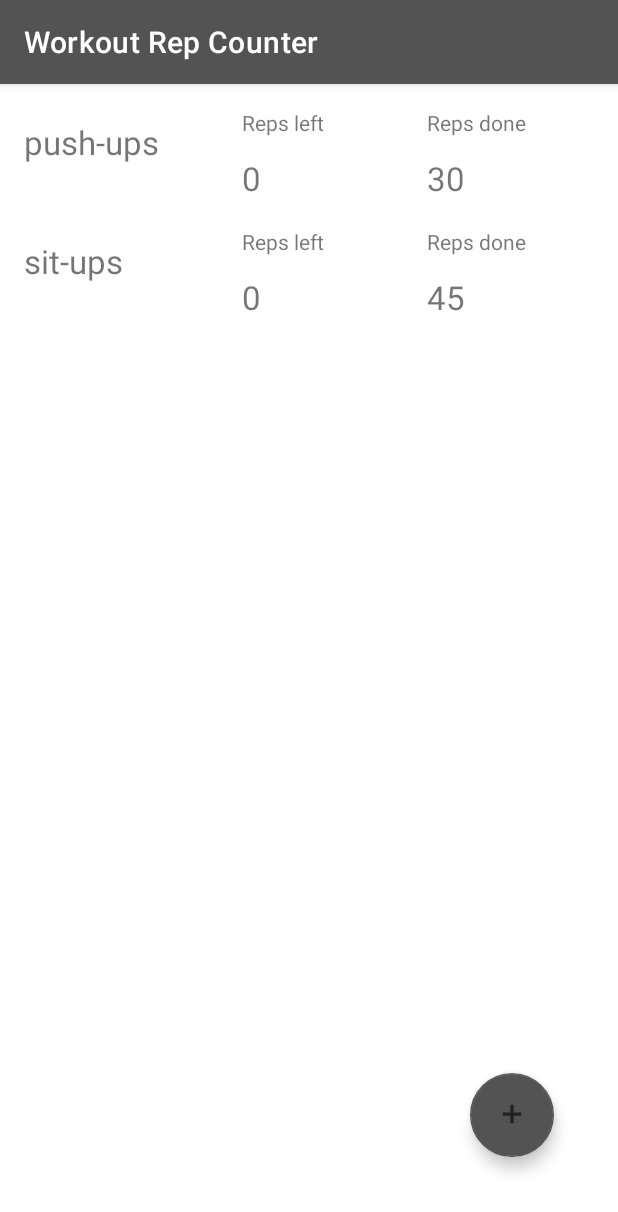
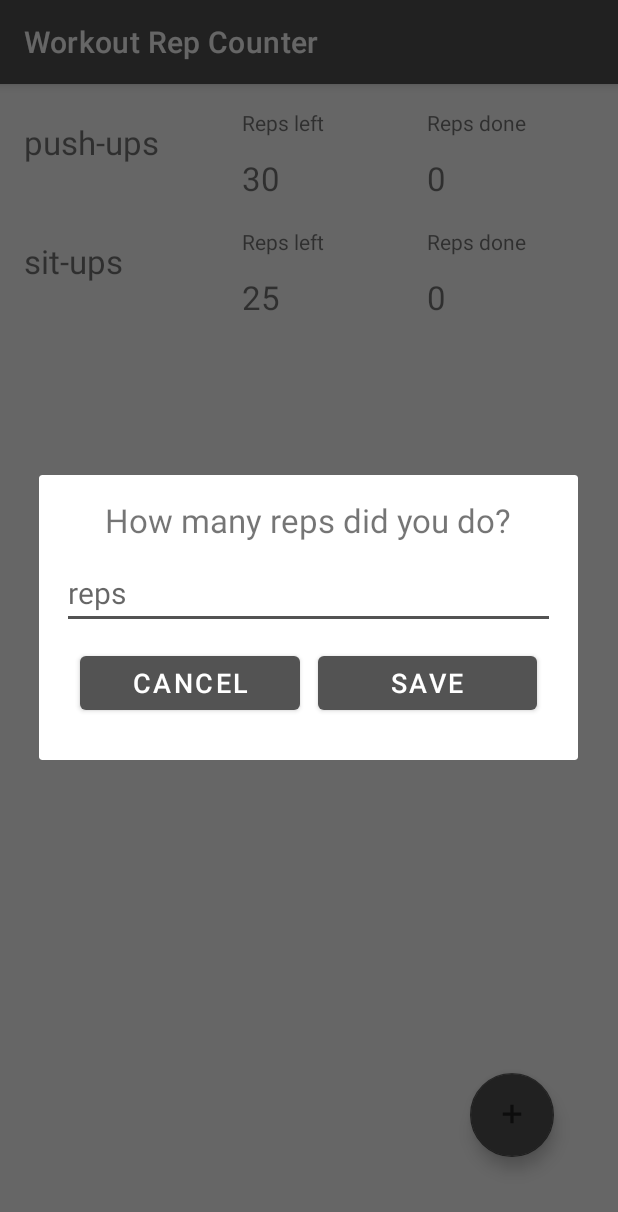
Before and after one commit to mariaanko/Workout-Rep-Counter, an Android app: the screen it shows after launch (MainActivity), after a tap on "push-ups", on a phone screen of 412 x 824 dp. Shown: the top 1212 px of the screen. Run offline under Robolectric (Android 15) with nearby library versions, the phone set to English and light mode, and no system bars.

Commit message:
counting logic added

```diff
--- a/app/src/main/java/com/wordpress/mariaanko/workoutrepcounter/DialogUtils.kt
+++ b/app/src/main/java/com/wordpress/mariaanko/workoutrepcounter/DialogUtils.kt
@@ -34,5 +34,34 @@ class DialogUtils{
 
             alertDialog.show()
         }
+
+        fun showRepsDialog(index: Int , itemsList : ArrayList<WorkoutItems>, repsCountAdapter: RepsCountAdapter,
+                          layoutInflater: LayoutInflater, context: Context){
+            val addDialog = AlertDialog.Builder(context)
+            val addDialogView = layoutInflater.inflate(R.layout.reps_dialog, null)
+
+            val workoutDoneRepsInput : EditText = addDialogView.findViewById(R.id.workout_done_reps_input)
+            val cancelButton : Button = addDialogView.findViewById(R.id.btn_cancel)
+            val okayButton: Button = addDialogView.findViewById(R.id.btn_okay)
+
+            addDialog.setView(addDialogView)
+            val alertDialog: AlertDialog = addDialog.create()
+            alertDialog.setCanceledOnTouchOutside(false)
+
+            cancelButton.setOnClickListener { alertDialog.dismiss() }
+
+            okayButton.setOnClickListener {
+                val repsDone = itemsList[index].repsDone
+                val repsLeft = itemsList[index].repsLeft
+                val repsDoneNow = Integer.parseInt(workoutDoneRepsInput.text.toString())
+
+                itemsList[index].repsDone = repsDone + repsDoneNow
+                itemsList[index].repsLeft = repsLeft - repsDoneNow
+                repsCountAdapter.notifyDataSetChanged()
+                alertDialog.dismiss()
+            }
+
+            alertDialog.show()
+        }
     }
 }
--- a/app/src/main/java/com/wordpress/mariaanko/workoutrepcounter/MainActivity.kt
+++ b/app/src/main/java/com/wordpress/mariaanko/workoutrepcounter/MainActivity.kt
@@ -1,11 +1,7 @@
 package com.wordpress.mariaanko.workoutrepcounter
 
-import android.content.Intent
 import androidx.appcompat.app.AppCompatActivity
 import android.os.Bundle
-import android.widget.Button
-import android.widget.EditText
-import androidx.appcompat.app.AlertDialog
 import androidx.recyclerview.widget.LinearLayoutManager
 import androidx.recyclerview.widget.RecyclerView
 import com.google.android.material.floatingactionbutton.FloatingActionButton
@@ -24,7 +20,7 @@ class MainActivity : AppCompatActivity() {
         val recyclerView: RecyclerView = findViewById(R.id.recyclerView)
         val fab: FloatingActionButton = findViewById(R.id.fab)
 
-        repsCountAdapter = RepsCountAdapter(itemsList)
+        repsCountAdapter = RepsCountAdapter(itemsList, layoutInflater, this )
 
         val layoutManager = LinearLayoutManager(applicationContext)
         recyclerView.layoutManager = layoutManager
@@ -40,8 +36,8 @@ class MainActivity : AppCompatActivity() {
 
     private fun addItem() {
 
-        itemsList.add(WorkoutItems("push-ups", 30, 0))
-        itemsList.add(WorkoutItems("sit-ups", 45, 0))
+        itemsList.add(WorkoutItems("push-ups", 0, 30))
+        itemsList.add(WorkoutItems("sit-ups", 0, 25))
         repsCountAdapter.notifyDataSetChanged()
     }
 
--- a/app/src/main/java/com/wordpress/mariaanko/workoutrepcounter/adapter/RepsCountAdapter.kt
+++ b/app/src/main/java/com/wordpress/mariaanko/workoutrepcounter/adapter/RepsCountAdapter.kt
@@ -1,26 +1,32 @@
 package com.wordpress.mariaanko.workoutrepcounter.adapter
 
+import android.content.Context
 import android.view.LayoutInflater
 import android.view.View
 import android.view.ViewGroup
 import android.widget.TextView
 import androidx.annotation.NonNull
 import androidx.recyclerview.widget.RecyclerView
+import com.wordpress.mariaanko.workoutrepcounter.DialogUtils
 import com.wordpress.mariaanko.workoutrepcounter.R
 
-class RepsCountAdapter (private var itemsList: ArrayList<WorkoutItems>) :
+class RepsCountAdapter(
+    private var itemsList: ArrayList<WorkoutItems>,
+    val inflater: LayoutInflater,
+    val context: Context
+) :
     RecyclerView.Adapter<RepsCountAdapter.RepsViewHolder>() {
 
-    inner class RepsViewHolder(view: View): RecyclerView.ViewHolder(view){
+    inner class RepsViewHolder(view: View) : RecyclerView.ViewHolder(view) {
         var workoutNameTextView: TextView = view.findViewById(R.id.workout_name)
         var repsLeftTextView: TextView = view.findViewById(R.id.reps_left)
-        var totalRepsTextView: TextView = view.findViewById(R.id.reps_total)
+        var repsDoneTextView: TextView = view.findViewById(R.id.reps_done)
     }
 
     @NonNull
     override fun onCreateViewHolder(parent: ViewGroup, viewType: Int): RepsViewHolder {
         val itemView = LayoutInflater.from(parent.context)
-            .inflate(R.layout.rep_items, parent,false)
+            .inflate(R.layout.rep_items, parent, false)
         return RepsViewHolder(itemView)
     }
 
@@ -28,15 +34,17 @@ class RepsCountAdapter (private var itemsList: ArrayList<WorkoutItems>) :
         return itemsList.size
     }
 
-    override fun onBindViewHolder(holder: RepsViewHolder, position: Int) {
+    override fun onBindViewHolder(
+        holder: RepsViewHolder,
+        position: Int
+    ) {
         val item = itemsList.get(position)
         holder.workoutNameTextView.text = item.workoutName
-        holder.totalRepsTextView.text = item.totalReps.toString()
+        holder.repsDoneTextView.text = item.repsDone.toString()
         holder.repsLeftTextView.text = item.repsLeft.toString()
         holder.itemView.setOnClickListener {
             val item = itemsList.get(position)
-
-
+            DialogUtils.showRepsDialog(position, itemsList, this, inflater, context)
         }
     }
 
--- a/app/src/main/java/com/wordpress/mariaanko/workoutrepcounter/adapter/WorkoutItems.kt
+++ b/app/src/main/java/com/wordpress/mariaanko/workoutrepcounter/adapter/WorkoutItems.kt
@@ -1,3 +1,3 @@
 package com.wordpress.mariaanko.workoutrepcounter.adapter
 
-data class WorkoutItems(val workoutName: String, val totalReps: Int, val repsLeft: Int)
+data class WorkoutItems(var workoutName: String, var repsDone: Int, var repsLeft: Int)
--- a/app/src/main/res/layout/rep_items.xml
+++ b/app/src/main/res/layout/rep_items.xml
@@ -52,7 +52,7 @@
         app:layout_constraintTop_toTopOf="parent" />
 
     <TextView
-        android:id="@+id/reps_total"
+        android:id="@+id/reps_done"
         android:layout_width="111dp"
         android:layout_height="31dp"
         android:layout_marginTop="48dp"
--- /dev/null
+++ b/app/src/main/res/layout/reps_dialog.xml
@@ -0,0 +1,44 @@
+<?xml version="1.0" encoding="utf-8"?>
+<LinearLayout xmlns:android="http://schemas.android.com/apk/res/android"
+    android:orientation="vertical" android:layout_width="match_parent"
+    android:layout_height="match_parent"
+    android:padding="15dp">
+    <TextView
+        android:layout_width="match_parent"
+        android:layout_height="wrap_content"
+        android:text="How many reps did you do?"
+        android:textSize="22sp"
+        android:textAlignment="center" />
+    <EditText
+        android:id="@+id/workout_done_reps_input"
+        android:layout_width="match_parent"
+        android:layout_height="wrap_content"
+        android:layout_marginTop="10dp"
+        android:hint="reps"
+        android:inputType="number"
+        android:textSize="20sp" />
+    <LinearLayout
+        android:layout_width="match_parent"
+        android:layout_height="wrap_content"
+        android:layout_marginTop="15dp"
+        android:layout_margin="6dp">
+        <Button
+            android:layout_width="match_parent"
+            android:layout_height="wrap_content"
+            android:text="Cancel"
+            android:textColor="#ffffff"
+            android:textSize="18sp"
+            android:layout_weight="1"
+            android:id="@+id/btn_cancel"
+            android:layout_margin="6dp"/>
+        <Button
+            android:layout_width="match_parent"
+            android:layout_height="wrap_content"
+            android:text="Save"
+            android:textColor="#ffffff"
+            android:textSize="18sp"
+            android:layout_weight="1"
+            android:layout_margin="6dp"
+            android:id="@+id/btn_okay"/>
+    </LinearLayout>
+</LinearLayout>
```
